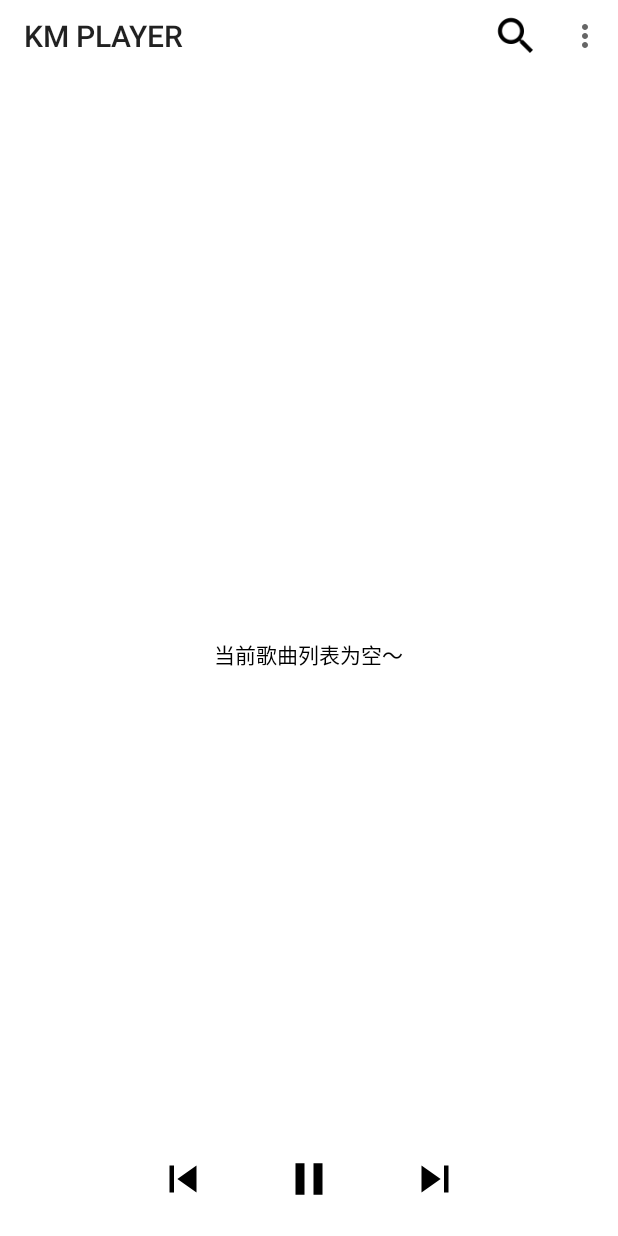
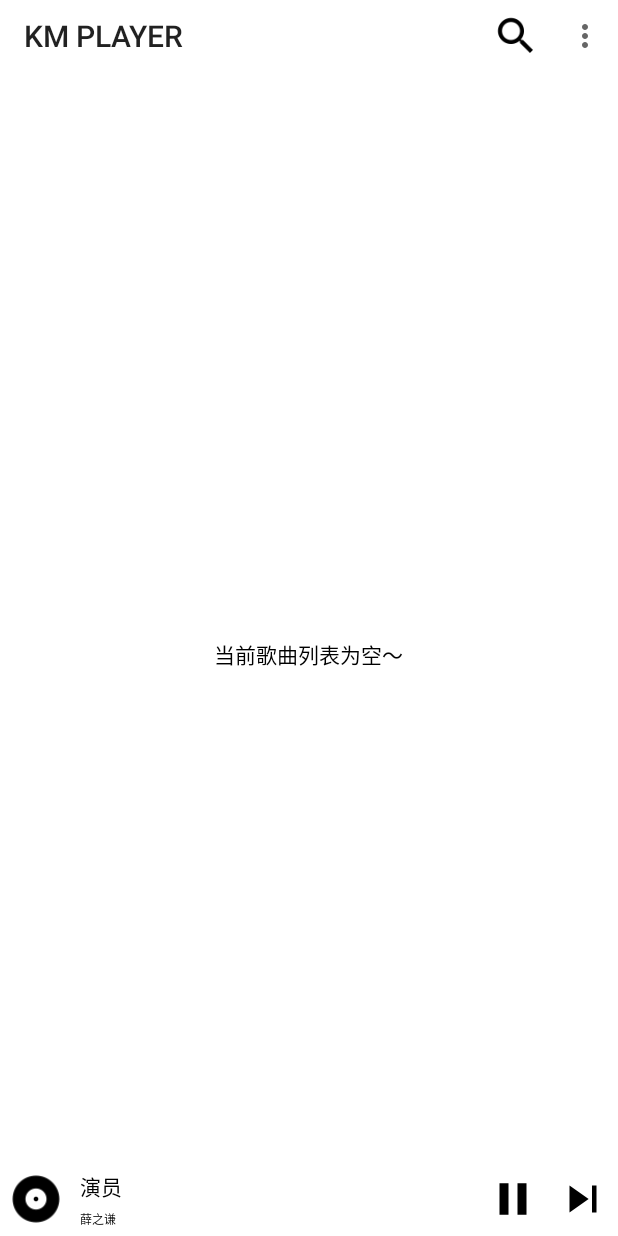
Before and after one commit to LiuXi0314/KM, an Android app: the screen it shows after launch (MainActivity), on a phone screen of 412 x 824 dp. Run offline under Robolectric (Android 15) with nearby library versions, the phone set to English and light mode, and no system bars.

Commit message:
modify ui

```diff
--- a/player/src/main/res/layout/activity_main.xml
+++ b/player/src/main/res/layout/activity_main.xml
@@ -16,33 +16,61 @@
         android:layout_height="match_parent">
 
         <LinearLayout
-            android:id="@+id/controlLay"
+            android:id="@+id/minPlayLayout"
             android:layout_width="match_parent"
             android:layout_height="wrap_content"
             android:layout_alignParentBottom="true"
+            android:gravity="center_vertical"
             android:orientation="horizontal"
-            android:paddingLeft="80dp"
-            android:paddingRight="80dp">
+            >
 
             <ImageView
+                android:id="@+id/musicImage"
+                android:layout_width="@dimen/titleBarHeight"
+                android:layout_height="@dimen/titleBarHeight"
+                android:padding="@dimen/small"
+                android:src="@drawable/ic_album_black_36dp"/>
+
+            <LinearLayout
+                android:layout_width="0dp"
+                android:layout_height="wrap_content"
+                android:layout_weight="1"
+                android:orientation="vertical"
+                android:padding="@dimen/small">
+
+                <TextView
+                    android:id="@+id/songName"
+                    style="@style/TextStyle.Common"
+                    android:layout_width="match_parent"
+                    android:layout_height="wrap_content"
+                    android:layout_weight="1"
+                    android:text="演员"
+                    />
+
+                <TextView
+                    android:id="@+id/singer"
+                    style="@style/TextStyle.Small.Super"
+                    android:layout_width="match_parent"
+                    android:layout_height="wrap_content"
+                    android:layout_marginTop="@dimen/small"
+                    android:layout_weight="1"
+                    android:text="薛之谦"
+                    />
+            </LinearLayout>
+
+
+            <ImageView
+                android:id="@+id/playButton"
                 android:layout_width="wrap_content"
                 android:layout_height="wrap_content"
-                android:layout_margin="@dimen/large.Super"
-                android:layout_weight="1"
-                android:src="@drawable/ic_skip_previous_black_36dp"/>
-
-            <ImageView
-                android:layout_width="wrap_content"
-                android:layout_height="wrap_content"
-                android:layout_margin="@dimen/large.Super"
-                android:layout_weight="1"
+                android:padding="@dimen/small"
                 android:src="@drawable/ic_pause_black_36dp"/>
 
             <ImageView
+                android:id="@+id/nextButton"
                 android:layout_width="wrap_content"
                 android:layout_height="wrap_content"
-                android:layout_margin="@dimen/large.Super"
-                android:layout_weight="1"
+                android:padding="@dimen/small"
                 android:src="@drawable/ic_skip_next_black_36dp"/>
 
         </LinearLayout>
@@ -53,6 +81,7 @@
             style="@style/TextStyle.Common"
             android:layout_centerInParent="true"
             android:text="当前歌曲列表为空～"/>
+
     </RelativeLayout>
 
 </LinearLayout>
```
